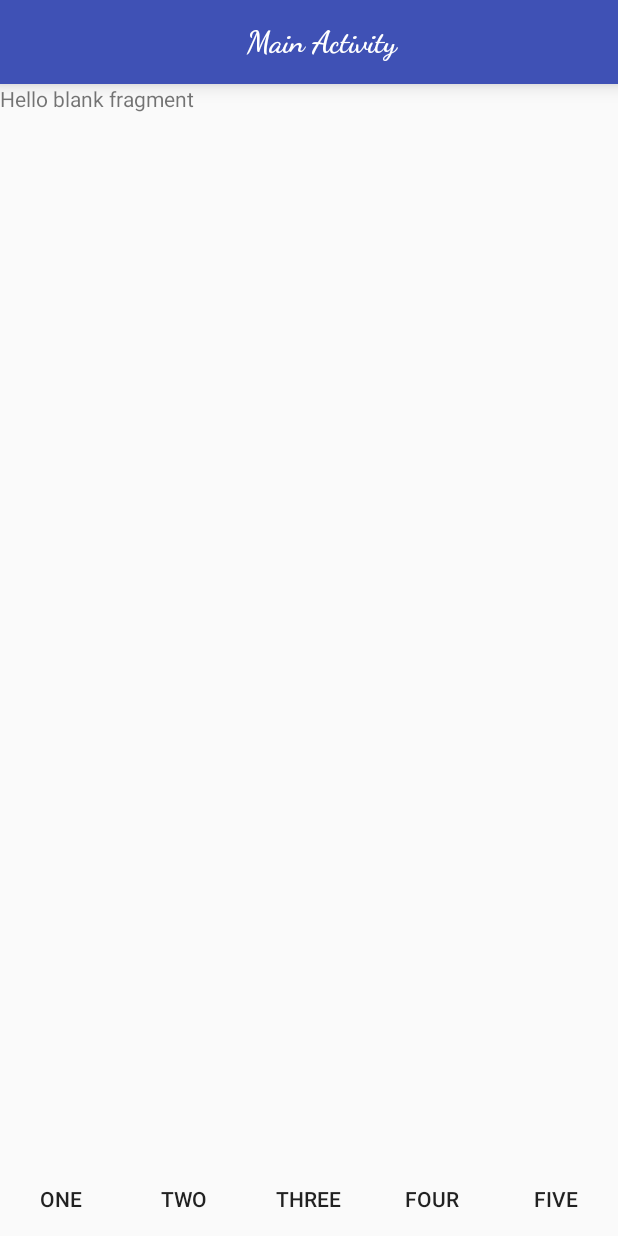
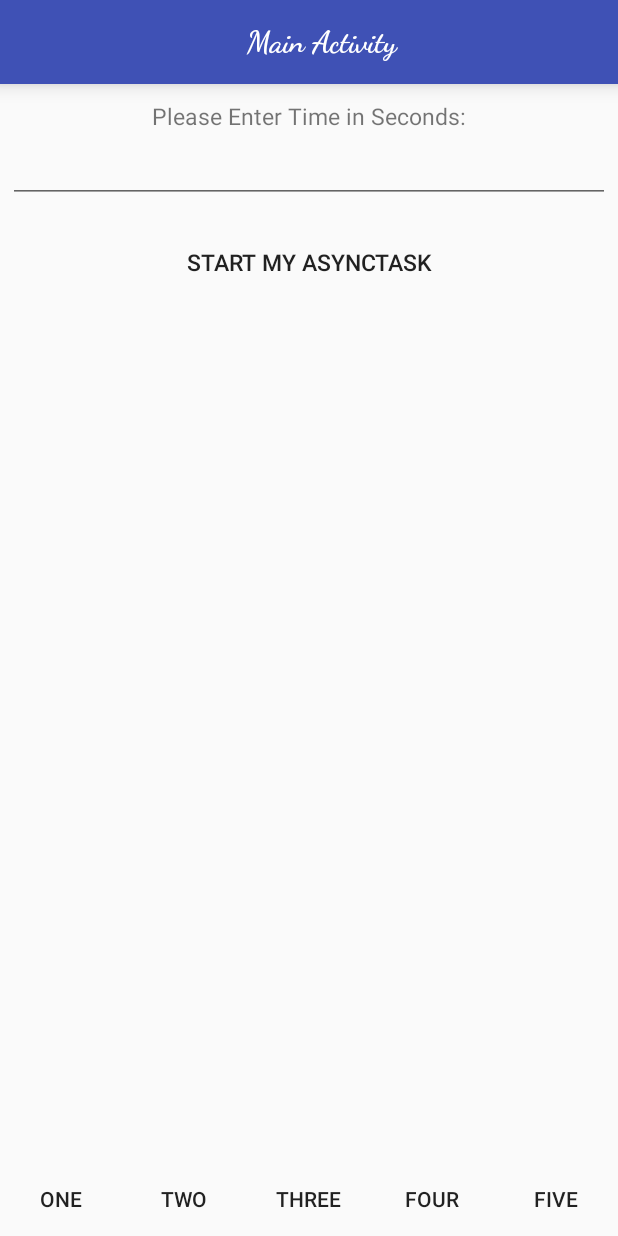
Before and after one commit to robillo/BackgoundComponents, an Android app: the fragment TwoFragment placed in its activity, on a phone screen of 412 x 824 dp. Run offline under Robolectric (Android 15) with nearby library versions, the phone set to English and light mode, and no system bars.

Commit message:
layout for myAsyncTask Runner

```diff
--- a/app/src/main/java/com/appbusters/robinkamboj/backgoundcomponents/view/fragments/TwoFragment.java
+++ b/app/src/main/java/com/appbusters/robinkamboj/backgoundcomponents/view/fragments/TwoFragment.java
@@ -1,6 +1,8 @@
 package com.appbusters.robinkamboj.backgoundcomponents.view.fragments;
 
 
+import android.app.ProgressDialog;
+import android.os.AsyncTask;
 import android.os.Bundle;
 import android.support.v4.app.Fragment;
 import android.view.LayoutInflater;
@@ -28,4 +30,28 @@ public class TwoFragment extends Fragment {
         return inflater.inflate(R.layout.fragment_two, container, false);
     }
 
+    private class MyAsyncTaskRunner extends AsyncTask<String, String, String>{
+
+        ProgressDialog dialog;
+
+        @Override
+        protected String doInBackground(String... strings) {
+            return null;
+        }
+
+        @Override
+        protected void onPreExecute() {
+            super.onPreExecute();
+        }
+
+        @Override
+        protected void onPostExecute(String s) {
+            super.onPostExecute(s);
+        }
+
+        @Override
+        protected void onProgressUpdate(String... values) {
+            super.onProgressUpdate(values);
+        }
+    }
 }
--- a/app/src/main/res/layout/fragment_two.xml
+++ b/app/src/main/res/layout/fragment_two.xml
@@ -1,13 +1,44 @@
-<FrameLayout xmlns:android="http://schemas.android.com/apk/res/android"
+<LinearLayout xmlns:android="http://schemas.android.com/apk/res/android"
     xmlns:tools="http://schemas.android.com/tools"
+    android:orientation="vertical"
     android:layout_width="match_parent"
     android:layout_height="match_parent"
     tools:context="com.appbusters.robinkamboj.backgoundcomponents.view.fragments.TwoFragment">
 
-    <!-- TODO: Update blank fragment layout -->
     <TextView
         android:layout_width="match_parent"
-        android:layout_height="match_parent"
-        android:text="@string/hello_blank_fragment" />
+        android:layout_height="wrap_content"
+        android:text="@string/please_enter_time_in_seconds"
+        android:textSize="15sp"
+        android:layout_margin="5sp"
+        android:gravity="center_horizontal"
+        android:padding="5sp"/>
 
-</FrameLayout>
+    <EditText
+        android:layout_width="match_parent"
+        android:layout_height="wrap_content"
+        android:padding="3sp"
+        android:inputType="number"
+        android:layout_margin="5sp"
+        android:gravity="center_horizontal"
+        android:id="@+id/time"/>
+
+    <Button
+        android:layout_width="match_parent"
+        android:layout_height="wrap_content"
+        android:text="@string/start_my_asynctask"
+        android:textSize="15sp"
+        android:layout_margin="10sp"
+        android:background="?attr/selectableItemBackground"
+        android:id="@+id/start"/>
+
+    <TextView
+        android:layout_width="match_parent"
+        android:layout_height="wrap_content"
+        android:textSize="15sp"
+        android:layout_margin="5sp"
+        android:gravity="center_horizontal"
+        android:padding="5sp"
+        android:id="@+id/result"/>
+
+</LinearLayout>
--- a/app/src/main/res/values/strings.xml
+++ b/app/src/main/res/values/strings.xml
@@ -6,4 +6,7 @@
     <string name="hello_blank_fragment">Hello blank fragment</string>
     <string name="start_service">START SERVICE</string>
     <string name="stop_service">STOP SERVICE</string>
+    <string name="please_enter_time_in_seconds">Please Enter Time in Seconds:</string>
+    <string name="hint">5</string>
+    <string name="start_my_asynctask">Start My AsyncTask</string>
 </resources>
```
